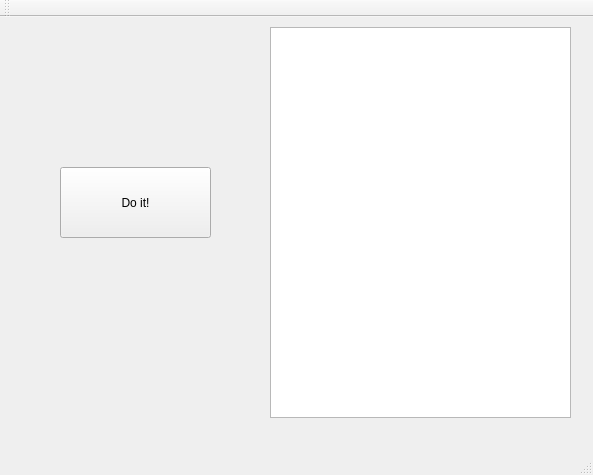
First picture: the form in mainwindow.ui, repository bupticybee/TexasSolver, before the edit.
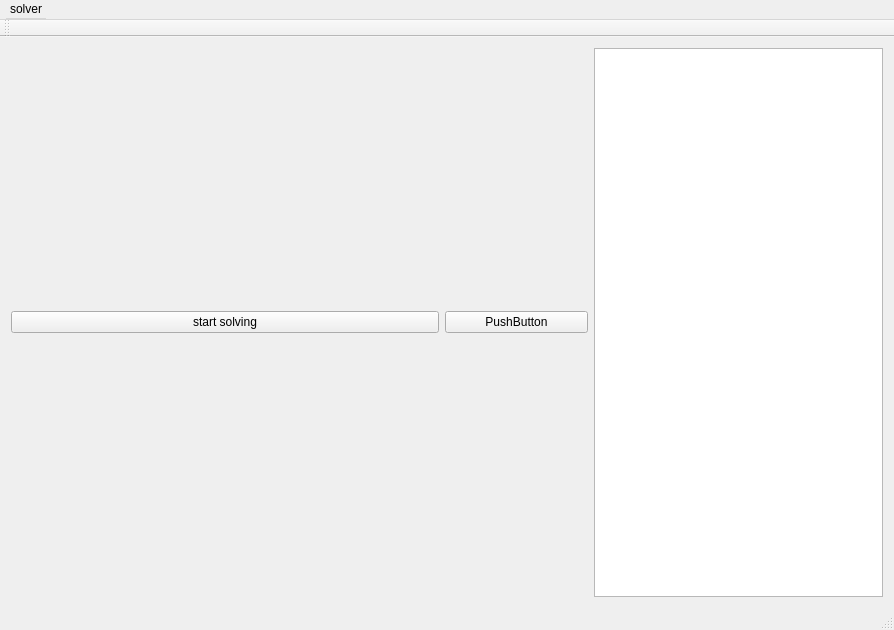
Second picture: the form after the edit.

Commit message: :new: submit fundation of the future ui interface

What changed in the file:
```diff
--- a/mainwindow.ui
+++ b/mainwindow.ui
@@ -6,47 +6,79 @@
    <rect>
     <x>0</x>
     <y>0</y>
-    <width>593</width>
-    <height>475</height>
+    <width>894</width>
+    <height>630</height>
    </rect>
   </property>
   <property name="windowTitle">
    <string>MainWindow</string>
   </property>
   <widget class="QWidget" name="centralWidget">
-   <widget class="QPushButton" name="buttomSolve">
-    <property name="geometry">
-     <rect>
-      <x>60</x>
-      <y>150</y>
-      <width>151</width>
-      <height>71</height>
-     </rect>
-    </property>
-    <property name="text">
-     <string>Do it!</string>
-    </property>
-   </widget>
-   <widget class="QTextEdit" name="logOutput">
-    <property name="geometry">
-     <rect>
-      <x>270</x>
-      <y>10</y>
-      <width>301</width>
-      <height>391</height>
-     </rect>
-    </property>
-   </widget>
+   <layout class="QHBoxLayout" name="horizontalLayout_2" stretch="4,2">
+    <item>
+     <layout class="QVBoxLayout" name="inputLayout">
+      <item>
+       <layout class="QVBoxLayout" name="inputStaticsLayout"/>
+      </item>
+      <item>
+       <layout class="QVBoxLayout" name="verticalLayout_3">
+        <item>
+         <layout class="QHBoxLayout" name="horizontalLayout" stretch="6,2">
+          <item>
+           <widget class="QPushButton" name="buttomSolve">
+            <property name="text">
+             <string>start solving</string>
+            </property>
+           </widget>
+          </item>
+          <item>
+           <widget class="QPushButton" name="pushButton">
+            <property name="text">
+             <string>PushButton</string>
+            </property>
+           </widget>
+          </item>
+         </layout>
+        </item>
+       </layout>
+      </item>
+     </layout>
+    </item>
+    <item>
+     <layout class="QVBoxLayout" name="infoLayout">
+      <item>
+       <widget class="QTextEdit" name="logOutput"/>
+      </item>
+     </layout>
+    </item>
+   </layout>
   </widget>
   <widget class="QMenuBar" name="menuBar">
    <property name="geometry">
     <rect>
      <x>0</x>
      <y>0</y>
-     <width>593</width>
-     <height>22</height>
+     <width>894</width>
+     <height>24</height>
     </rect>
    </property>
+   <property name="minimumSize">
+    <size>
+     <width>0</width>
+     <height>20</height>
+    </size>
+   </property>
+   <property name="nativeMenuBar">
+    <bool>false</bool>
+   </property>
+   <widget class="QMenu" name="menusolver">
+    <property name="title">
+     <string>solver</string>
+    </property>
+    <addaction name="actionabout"/>
+    <addaction name="actionversion"/>
+   </widget>
+   <addaction name="menusolver"/>
   </widget>
   <widget class="QToolBar" name="mainToolBar">
    <attribute name="toolBarArea">
```
Left out of the diff: 10 changed lines with no effect on the pictures. The commit also changes 5 other files.
